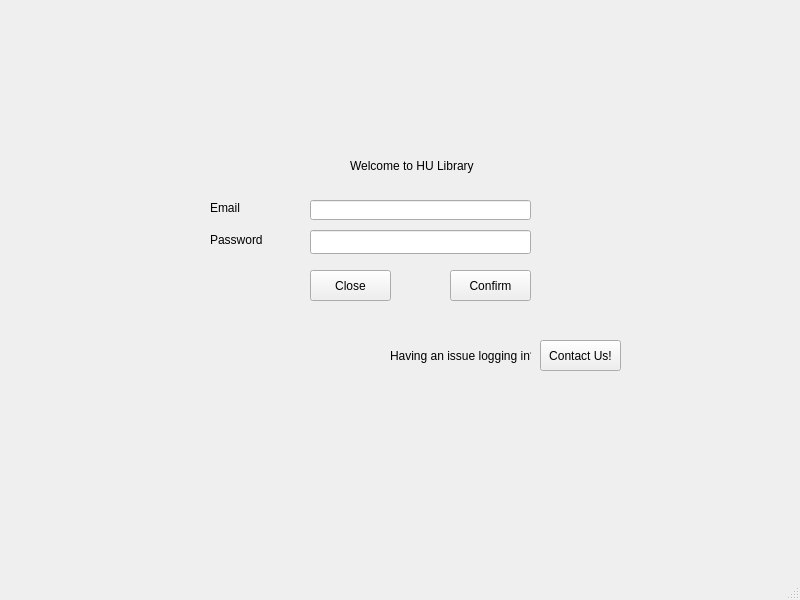
First picture: the form in 1.welcome_screen.ui, repository Asim-AAK/LibraryManagementDBMS, before the edit.
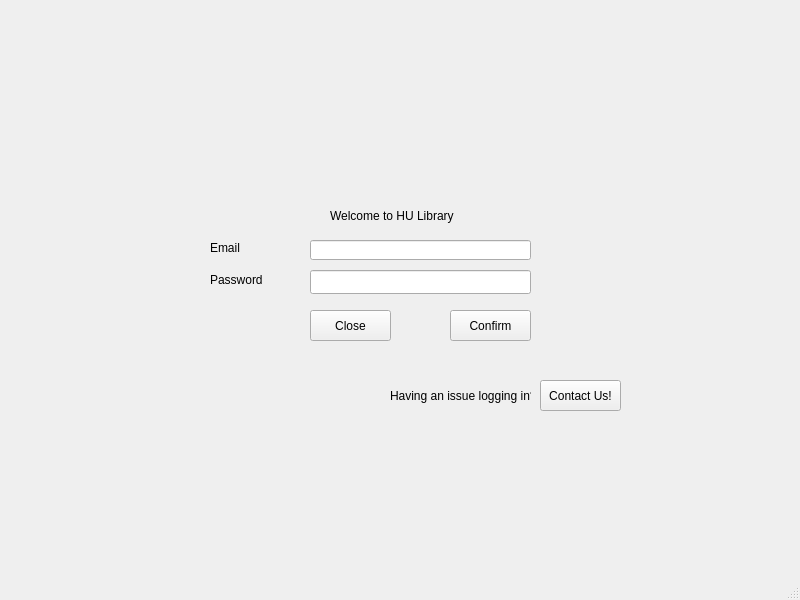
Second picture: the form after the edit. Icons and pictures are not drawn.

```diff
--- a/1.welcome_screen.ui
+++ b/1.welcome_screen.ui
@@ -18,7 +18,7 @@
     <property name="geometry">
      <rect>
       <x>310</x>
-      <y>230</y>
+      <y>270</y>
       <width>221</width>
       <height>24</height>
      </rect>
@@ -31,7 +31,7 @@
     <property name="geometry">
      <rect>
       <x>210</x>
-      <y>230</y>
+      <y>270</y>
       <width>91</width>
       <height>20</height>
      </rect>
@@ -43,8 +43,8 @@
    <widget class="QLabel" name="welcome_label">
     <property name="geometry">
      <rect>
-      <x>350</x>
-      <y>150</y>
+      <x>330</x>
+      <y>200</y>
       <width>191</width>
       <height>31</height>
      </rect>
@@ -57,7 +57,7 @@
     <property name="geometry">
      <rect>
       <x>210</x>
-      <y>200</y>
+      <y>240</y>
       <width>91</width>
       <height>16</height>
      </rect>
@@ -70,7 +70,7 @@
     <property name="geometry">
      <rect>
       <x>310</x>
-      <y>200</y>
+      <y>240</y>
       <width>221</width>
       <height>20</height>
      </rect>
@@ -80,7 +80,7 @@
     <property name="geometry">
      <rect>
       <x>310</x>
-      <y>270</y>
+      <y>310</y>
       <width>81</width>
       <height>31</height>
      </rect>
@@ -93,7 +93,7 @@
     <property name="geometry">
      <rect>
       <x>450</x>
-      <y>270</y>
+      <y>310</y>
       <width>81</width>
       <height>31</height>
      </rect>
@@ -106,7 +106,7 @@
     <property name="geometry">
      <rect>
       <x>540</x>
-      <y>340</y>
+      <y>380</y>
       <width>81</width>
       <height>31</height>
      </rect>
@@ -119,7 +119,7 @@
     <property name="geometry">
      <rect>
       <x>390</x>
-      <y>340</y>
+      <y>380</y>
       <width>141</width>
       <height>31</height>
      </rect>
@@ -128,6 +128,22 @@
      <string>Having an issue logging in?</string>
     </property>
    </widget>
+   <widget class="QLabel" name="label">
+    <property name="geometry">
+     <rect>
+      <x>340</x>
+      <y>80</y>
+      <width>151</width>
+      <height>111</height>
+     </rect>
+    </property>
+    <property name="styleSheet">
+     <string notr="true">image: url(:/newPrefix/Screenshot 2023-10-25 221126.png);</string>
+    </property>
+    <property name="text">
+     <string/>
+    </property>
+   </widget>
   </widget>
   <widget class="QMenuBar" name="menubar">
    <property name="geometry">
```
Left out of the diff: 2 changed lines with no effect on the pictures.
